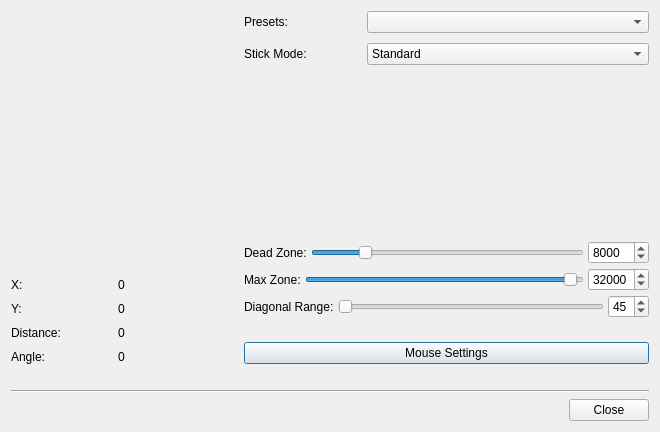
First picture: the form in src/joycontrolstickeditdialog.ui, repository AntiMicroX/antimicrox, before the edit.
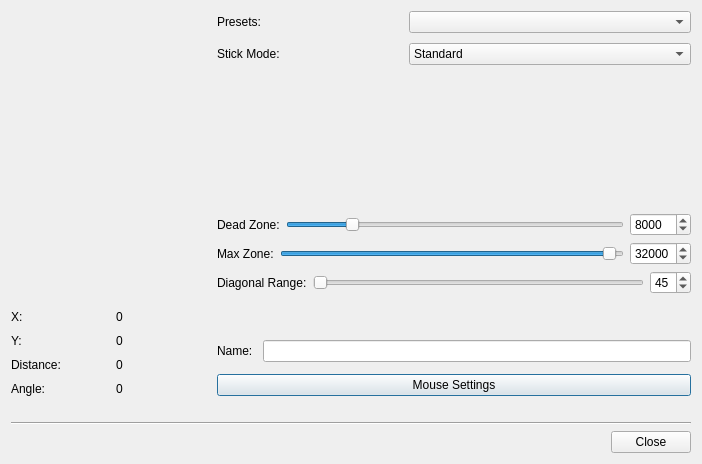
Second picture: the form after the edit. Icons and pictures are not drawn. Custom widgets are drawn as their Qt base class.

Patch:
```diff
--- a/src/joycontrolstickeditdialog.ui
+++ b/src/joycontrolstickeditdialog.ui
@@ -6,8 +6,8 @@
    <rect>
     <x>0</x>
     <y>0</y>
-    <width>660</width>
-    <height>432</height>
+    <width>702</width>
+    <height>464</height>
    </rect>
   </property>
   <property name="sizePolicy">
@@ -37,10 +37,7 @@
   </property>
   <layout class="QVBoxLayout" name="verticalLayout_9">
    <item>
-    <layout class="QHBoxLayout" name="horizontalLayout_14" stretch="1,2">
-     <property name="spacing">
-      <number>30</number>
-     </property>
+    <layout class="QHBoxLayout" name="horizontalLayout_9">
      <item>
       <layout class="QVBoxLayout" name="verticalLayout_3">
        <property name="spacing">
@@ -348,10 +345,7 @@
         </spacer>
        </item>
        <item>
-        <layout class="QVBoxLayout" name="verticalLayout_6">
-         <property name="spacing">
-          <number>4</number>
-         </property>
+        <layout class="QVBoxLayout" name="verticalLayout_2">
          <item>
           <layout class="QHBoxLayout" name="horizontalLayout_2">
            <item>
@@ -481,6 +475,8 @@
            </item>
           </layout>
          </item>
+        </layout>
+       </item>
          <item>
           <spacer name="verticalSpacer">
            <property name="orientation">
@@ -492,11 +488,34 @@
            <property name="sizeHint" stdset="0">
             <size>
              <width>20</width>
-             <height>20</height>
+           <height>40</height>
             </size>
            </property>
           </spacer>
          </item>
+       <item>
+        <layout class="QHBoxLayout" name="horizontalLayout_4">
+         <property name="spacing">
+          <number>10</number>
+         </property>
+         <property name="bottomMargin">
+          <number>6</number>
+         </property>
+         <item>
+          <widget class="QLabel" name="stickNameLabel">
+           <property name="text">
+            <string>Name:</string>
+           </property>
+           <property name="buddy">
+            <cstring>stickNameLineEdit</cstring>
+           </property>
+          </widget>
+         </item>
+         <item>
+          <widget class="QLineEdit" name="stickNameLineEdit"/>
+         </item>
+        </layout>
+       </item>
          <item>
           <widget class="QPushButton" name="mouseSettingsPushButton">
            <property name="text">
@@ -508,8 +527,6 @@
             </iconset>
            </property>
           </widget>
-         </item>
-        </layout>
        </item>
       </layout>
      </item>
```
Left out of the diff: 4 changed lines with no effect on the pictures. Lines whose indentation alone changed are shown as unchanged.
